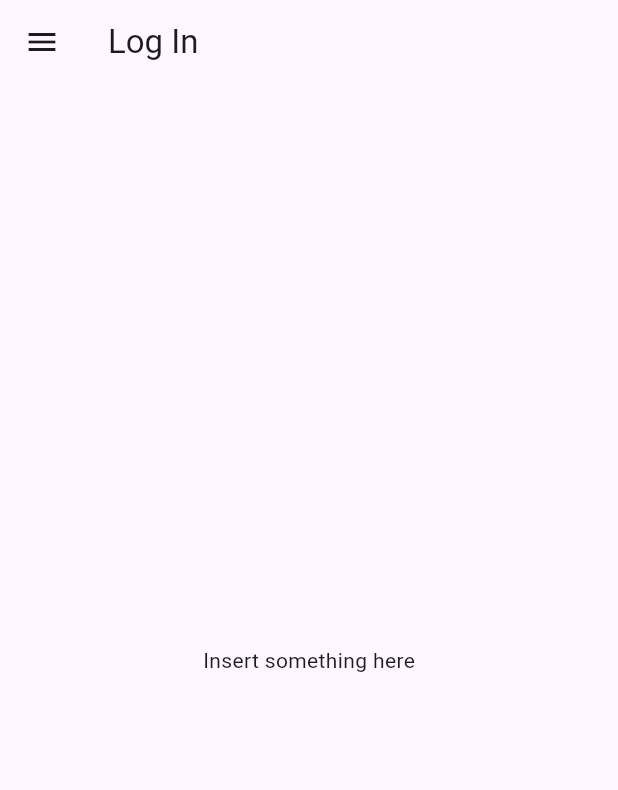
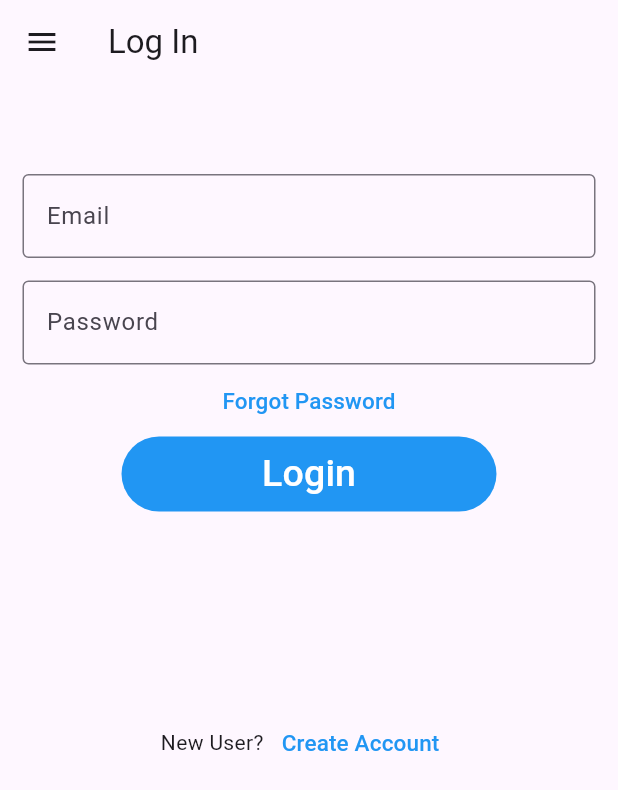
Before and after one commit to ICS-CMSC-23/Elbi-Donation-System, a Flutter app: the screen it shows after launch, on a phone screen of 412 x 824 dp. Shown: the top 790 px of the screen. Run offline on Flutter 3.47's test engine with Material 3 defaults, Android fonts, the phone set to English and light mode, and no system bars.

Commit message:
feat: login page ui

```diff
--- a/lib/screens/log_in_page.dart
+++ b/lib/screens/log_in_page.dart
@@ -30,9 +30,98 @@ class _LoginPageState extends State<LoginPage> {
       appBar: AppBar(
         title: const Text("Log In"),
       ),
-      body: Form(
-        key: _formKey,
-        child: const Center(child: Text("Insert something here")),
+      // body: Form(
+      //   key: _formKey,
+      //   child: const Center(child: Text("Insert something here")),
+      // ),
+      body: SingleChildScrollView(
+        child: Column(
+          children: <Widget>[
+            const Padding(
+              padding: EdgeInsets.only(top: 60.0),
+              // child: Center(
+              //   child: Container(
+              //       width: 200,
+              //       height: 150,
+              //       /*decoration: BoxDecoration(
+              //           color: Colors.red,
+              //           borderRadius: BorderRadius.circular(50.0)),*/
+              //       child: Image.asset('asset/images/1.png')),
+              // ),
+            ),
+            const Padding(
+              //padding: const EdgeInsets.only(left:15.0,right: 15.0,top:0,bottom: 0),
+              padding: EdgeInsets.symmetric(horizontal: 15),
+              child: TextField(
+                decoration: InputDecoration(
+                    border: OutlineInputBorder(),
+                    labelText: 'Email',
+                    hintText: 'Enter email'),
+              ),
+            ),
+            const Padding(
+              padding: EdgeInsets.only(
+                  left: 15.0, right: 15.0, top: 15, bottom: 0),
+              //padding: EdgeInsets.symmetric(horizontal: 15),
+              child: TextField(
+
+                obscureText: true,
+                decoration: InputDecoration(
+                    border: OutlineInputBorder(),
+                    labelText: 'Password',
+                    hintText: 'Enter password'),
+              ),
+            ),
+            TextButton(
+              onPressed: (){
+                //TODO FORGOT PASSWORD SCREEN GOES HERE
+              },
+              child: const Text(
+                'Forgot Password',
+                style: TextStyle(color: Colors.blue, fontSize: 15),
+              ),
+            ),
+            Container(
+              height: 50,
+              width: 250,
+              decoration: BoxDecoration(
+                  borderRadius: BorderRadius.circular(20)),
+              child: ElevatedButton(
+                onPressed: () {
+                  Navigator.push(
+                      context, MaterialPageRoute(builder: (_) => const DonorHomePage()));
+                },
+                style: ElevatedButton.styleFrom(
+                  backgroundColor: Colors.blue,
+                  elevation: 0,
+                ),
+                child: const Text(
+                  'Login',
+                  style: TextStyle(color: Colors.white, fontSize: 25),
+                ),
+              ),
+            ),
+            const SizedBox(
+              height: 130,
+            ),
+            Row(
+              mainAxisAlignment: MainAxisAlignment.center,
+              children: <Widget>[
+                const Text('New User?'),
+            TextButton(
+              onPressed: (){
+                Navigator.push(
+                      context, MaterialPageRoute(builder: (_) => const SignUpPage()));
+              },
+              child: const Text(
+                'Create Account',
+                style: TextStyle(color: Colors.blue, fontSize: 15),
+              ),
+            ),
+              ],
+            ),
+          ],
+        ),
       ),
     );
   }
```
Also changed, not shown: package-lock.json (added).
